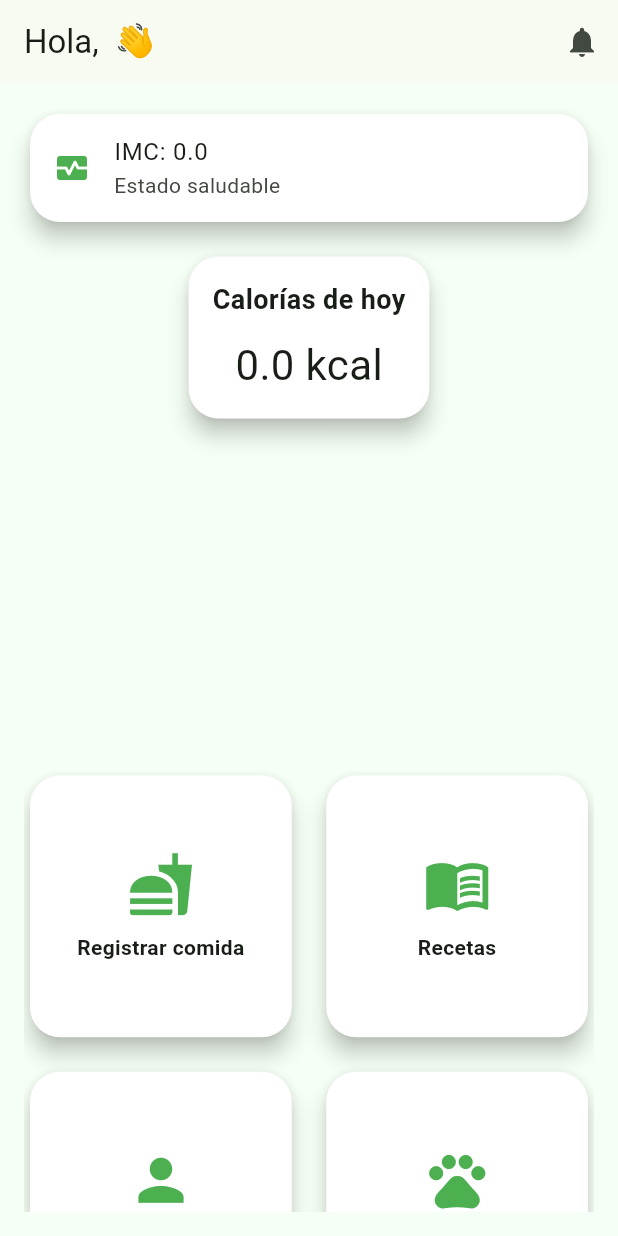
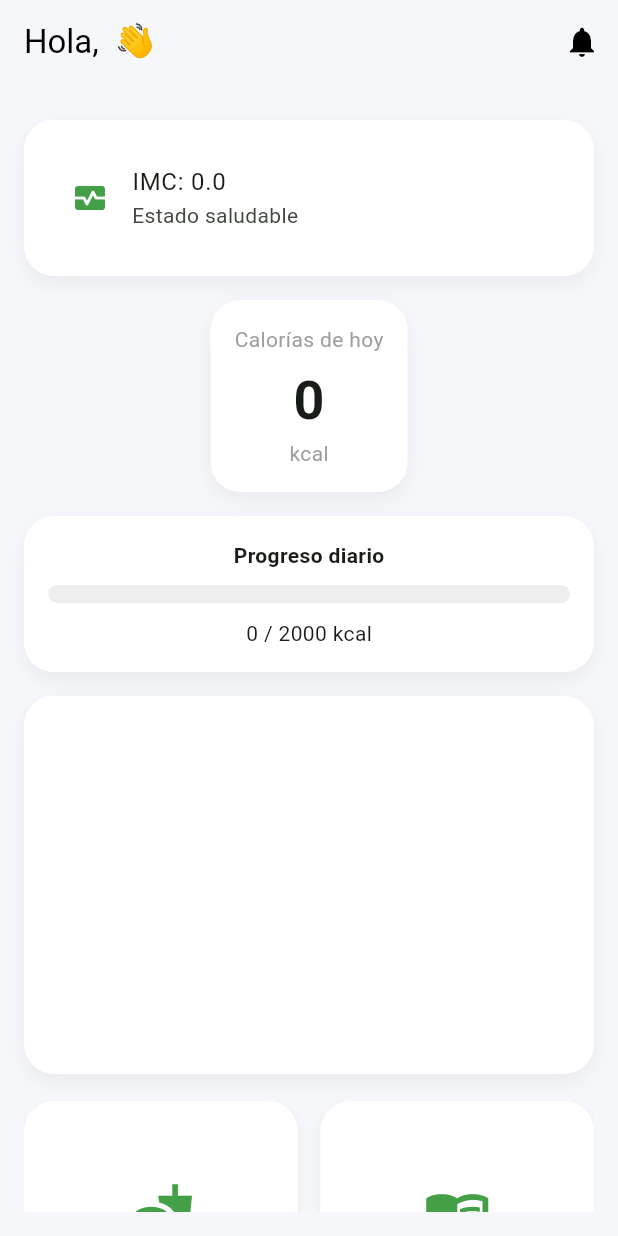
Before and after one commit to alan24511-ui/App_Feed_the_future, a Flutter app: the HomeScreen screen opened directly with empty values, on a phone screen of 412 x 824 dp. Run offline on Flutter 3.47's test engine with Material 3 defaults, Android fonts, the phone set to English and light mode, and no system bars; drawn by our look-alikes of fl_chart.

Commit message:
Agregue una meta nutricional a cumplir y mejore la grafica de calorias del dia

```diff
--- a/lib/screens/home_screen.dart
+++ b/lib/screens/home_screen.dart
@@ -10,6 +10,7 @@ import 'perfil.dart';
 import 'mascota.dart';
 import 'ajustes.dart';
 import 'notificacion.dart';
+import 'meta_screen.dart';
 
 class HomeScreen extends StatefulWidget {
   final String nombre;
@@ -23,18 +24,76 @@ class HomeScreen extends StatefulWidget {
 
 class _HomeScreenState extends State<HomeScreen> {
 
-  // 🔥 GRÁFICA
+  // 🔥 WIDGET TARJETA MODERNA
+  Widget cardWidget(Widget child) {
+    return Container(
+      padding: const EdgeInsets.all(16),
+      margin: const EdgeInsets.symmetric(vertical: 8),
+      decoration: BoxDecoration(
+        color: Colors.white,
+        borderRadius: BorderRadius.circular(20),
+        boxShadow: [
+          BoxShadow(
+            color: Colors.black.withOpacity(0.05),
+            blurRadius: 10,
+            offset: const Offset(0, 5),
+          )
+        ],
+      ),
+      child: child,
+    );
+  }
+
+  // 🔥 GRÁFICA MEJORADA
   Widget grafica() {
     final data = DatabaseService.caloriasPorTipoHoy();
 
     return SizedBox(
-      height: 200,
+      height: 220,
       child: PieChart(
         PieChartData(
+          sectionsSpace: 2,
+          centerSpaceRadius: 40,
+
           sections: [
-            PieChartSectionData(value: data["Desayuno"]!, title: "Desayuno"),
-            PieChartSectionData(value: data["Comida"]!, title: "Comida"),
-            PieChartSectionData(value: data["Cena"]!, title: "Cena"),
+            PieChartSectionData(
+              value: data["Desayuno"]!,
+              color: Colors.orange,
+              radius: 60,
+              title:
+              "Desayuno\n${data["Desayuno"]!.toStringAsFixed(0)} kcal",
+              titleStyle: const TextStyle(
+                fontSize: 12,
+                fontWeight: FontWeight.bold,
+                color: Colors.white,
+              ),
+            ),
+
+            PieChartSectionData(
+              value: data["Comida"]!,
+              color: Colors.green,
+              radius: 60,
+              title:
+              "Comida\n${data["Comida"]!.toStringAsFixed(0)} kcal",
+              titleStyle: const TextStyle(
+                fontSize: 12,
+                fontWeight: FontWeight.bold,
+                color: Colors.white,
+              ),
+            ),
+
+            PieChartSectionData(
+              value: data["Cena"]!,
+              color: Colors.blue,
+              radius: 60,
+              title:
+              "Cena\n${data["Cena"]!.toStringAsFixed(0)} kcal",
+              titleStyle: const TextStyle(
+                fontSize: 12,
+                fontWeight: FontWeight.bold,
+                color: Colors.white,
+              ),
+            ),
           ],
         ),
       ),
@@ -44,10 +103,17 @@ class _HomeScreenState extends State<HomeScreen> {
   @override
   Widget build(BuildContext context) {
     double total = DatabaseService.caloriasHoy();
+    double meta = DatabaseService.getMeta();
+    double progreso = total / meta;
 
     return Scaffold(
+      backgroundColor: const Color(0xFFF5F7FA),
+
       appBar: AppBar(
         title: Text("Hola, ${widget.nombre} 👋"),
+        elevation: 0,
+        backgroundColor: Colors.transparent,
+        foregroundColor: Colors.black,
         actions: [
           IconButton(
             icon: const Icon(Icons.notifications),
@@ -67,43 +133,79 @@ class _HomeScreenState extends State<HomeScreen> {
         child: Column(
           children: [
 
-            // 🔹 TARJETA IMC
-            Card(
-              child: ListTile(
-                leading: const Icon(Icons.monitor_heart, color: Colors.green),
+            // 🔹 IMC
+            cardWidget(
+              ListTile(
+                leading: Icon(Icons.monitor_heart, color: Colors.green.shade600),
                 title: Text("IMC: ${widget.imc.toStringAsFixed(1)}"),
                 subtitle: const Text("Estado saludable"),
               ),
             ),
 
-            const SizedBox(height: 15),
-
-            // 🔥 CALORÍAS DEL DÍA
-            Card(
-              child: Padding(
-                padding: const EdgeInsets.all(16),
-                child: Column(
+            // 🔥 CALORÍAS
+            cardWidget(
+              Column(
                 children: [
                   const Text(
                     "Calorías de hoy",
-                      style: TextStyle(fontSize: 18, fontWeight: FontWeight.bold),
+                    style: TextStyle(
+                      fontSize: 14,
+                      color: Colors.grey,
                     ),
-                    const SizedBox(height: 10),
+                  ),
+                  const SizedBox(height: 5),
                   Text(
-                      "${total.toStringAsFixed(1)} kcal",
-                      style: const TextStyle(fontSize: 28),
+                    "${total.toStringAsFixed(0)}",
+                    style: const TextStyle(
+                      fontSize: 36,
+                      fontWeight: FontWeight.bold,
+                    ),
+                  ),
+                  const Text(
+                    "kcal",
+                    style: TextStyle(color: Colors.grey),
                   ),
                 ],
               ),
             ),
+
+            // 🔥 PROGRESO
+            cardWidget(
+              Column(
+                children: [
+
+                  const Text(
+                    "Progreso diario",
+                    style: TextStyle(fontWeight: FontWeight.bold),
                   ),
 
-            const SizedBox(height: 15),
+                  const SizedBox(height: 10),
+
+                  ClipRRect(
+                    borderRadius: BorderRadius.circular(10),
+                    child: LinearProgressIndicator(
+                      value: progreso > 1 ? 1 : progreso,
+                      minHeight: 12,
+                      backgroundColor: Colors.grey.shade200,
+                      valueColor: AlwaysStoppedAnimation(
+                        progreso > 1 ? Colors.red : Colors.green,
+                      ),
+                    ),
+                  ),
+
+                  const SizedBox(height: 10),
+
+                  Text(
+                    "${total.toStringAsFixed(0)} / ${meta.toStringAsFixed(0)} kcal",
+                  ),
+                ],
+              ),
+            ),
 
             // 🔥 GRÁFICA
-            grafica(),
+            cardWidget(grafica()),
 
-            const SizedBox(height: 15),
+            const SizedBox(height: 10),
 
             // 🔹 GRID
             Expanded(
@@ -118,9 +220,8 @@ class _HomeScreenState extends State<HomeScreen> {
                   _card(context, "Perfil", Icons.person, Perfil()),
                   _card(context, "Mascota", Icons.pets, Mascota()),
                   _card(context, "Ajustes", Icons.settings, Ajustes()),
-
-                  // 🔥 NUEVO: HISTORIAL
-                  _card(context, "Historial", Icons.history, HistorialScreen()),
+                  _card(context, "Meta", Icons.flag, const MetaScreen()),
+                  _card(context, "Historial", Icons.history, const HistorialScreen()),
                 ],
               ),
             ),
@@ -130,7 +231,7 @@ class _HomeScreenState extends State<HomeScreen> {
     );
   }
 
-  // 🔹 TARJETA REUTILIZABLE
+  // 🔹 TARJETAS DEL GRID
   Widget _card(BuildContext ctx, String title, IconData icon, Widget page) {
     return GestureDetector(
       onTap: () async {
@@ -141,16 +242,23 @@ class _HomeScreenState extends State<HomeScreen> {
         setState(() {});
       },
 
-      child: Card(
-        elevation: 6,
-        shape: RoundedRectangleBorder(
+      child: Container(
+        decoration: BoxDecoration(
+          color: Colors.white,
           borderRadius: BorderRadius.circular(20),
+          boxShadow: [
+            BoxShadow(
+              color: Colors.black.withOpacity(0.05),
+              blurRadius: 8,
+              offset: const Offset(0, 4),
+            )
+          ],
         ),
 
         child: Column(
           mainAxisAlignment: MainAxisAlignment.center,
           children: [
-            Icon(icon, size: 45, color: Colors.green),
+            Icon(icon, size: 45, color: Colors.green.shade600),
             const SizedBox(height: 10),
             Text(
               title,
@@ -164,7 +272,7 @@ class _HomeScreenState extends State<HomeScreen> {
   }
 }
 
-// 🔥 HISTORIAL NUEVO (USANDO MODELO)
+// 🔥 HISTORIAL
 class HistorialScreen extends StatelessWidget {
   const HistorialScreen({super.key});
 
@@ -174,7 +282,6 @@ class HistorialScreen extends StatelessWidget {
 
     return Scaffold(
       appBar: AppBar(title: const Text("Historial")),
-
       body: data.isEmpty
           ? const Center(child: Text("No hay registros"))
           : ListView.builder(
--- /dev/null
+++ b/lib/screens/meta_screen.dart
@@ -0,0 +1,57 @@
+import 'package:flutter/material.dart';
+import '../services/database_service.dart';
+
+class MetaScreen extends StatefulWidget {
+  const MetaScreen({super.key});
+
+  @override
+  State<MetaScreen> createState() => _MetaScreenState();
+}
+
+class _MetaScreenState extends State<MetaScreen> {
+
+  final controller = TextEditingController();
+
+  @override
+  void initState() {
+    super.initState();
+    controller.text = DatabaseService.getMeta().toString();
+  }
+
+  @override
+  Widget build(BuildContext context) {
+    return Scaffold(
+      appBar: AppBar(title: const Text("Meta diaria")),
+
+      body: Padding(
+        padding: const EdgeInsets.all(20),
+        child: Column(
+          children: [
+
+            TextField(
+              controller: controller,
+              keyboardType: TextInputType.number,
+              decoration: const InputDecoration(
+                labelText: "Calorías objetivo",
+                border: OutlineInputBorder(),
+              ),
+            ),
+
+            const SizedBox(height: 20),
+
+            ElevatedButton(
+              onPressed: () {
+                double meta = double.tryParse(controller.text) ?? 2000;
+
+                DatabaseService.setMeta(meta);
+
+                Navigator.pop(context);
+              },
+              child: const Text("Guardar"),
+            )
+          ],
+        ),
+      ),
+    );
+  }
+}
--- a/lib/services/database_service.dart
+++ b/lib/services/database_service.dart
@@ -3,6 +3,7 @@ import '../models/comida_model.dart';
 class DatabaseService {
   static final List<ComidaModel> _comidas = [];
 
+  // 🔹 CRUD
   static void agregarComida(ComidaModel comida) {
     _comidas.add(comida);
   }
@@ -11,6 +12,7 @@ class DatabaseService {
     return _comidas;
   }
 
+  // 🔹 CALORÍAS HOY
   static double caloriasHoy() {
     DateTime hoy = DateTime.now();
 
@@ -22,6 +24,7 @@ class DatabaseService {
         .fold(0, (sum, c) => sum + c.calorias);
   }
 
+  // 🔹 CALORÍAS POR TIPO
   static Map<String, double> caloriasPorTipoHoy() {
     DateTime hoy = DateTime.now();
 
@@ -41,4 +44,15 @@ class DatabaseService {
 
     return data;
   }
+
+  // 🔥 META CALÓRICA
+  static double metaCalorias = 2000;
+
+  static void setMeta(double meta) {
+    metaCalorias = meta;
+  }
+
+  static double getMeta() {
+    return metaCalorias;
+  }
 }
```
Lines whose indentation alone changed are shown as unchanged.
